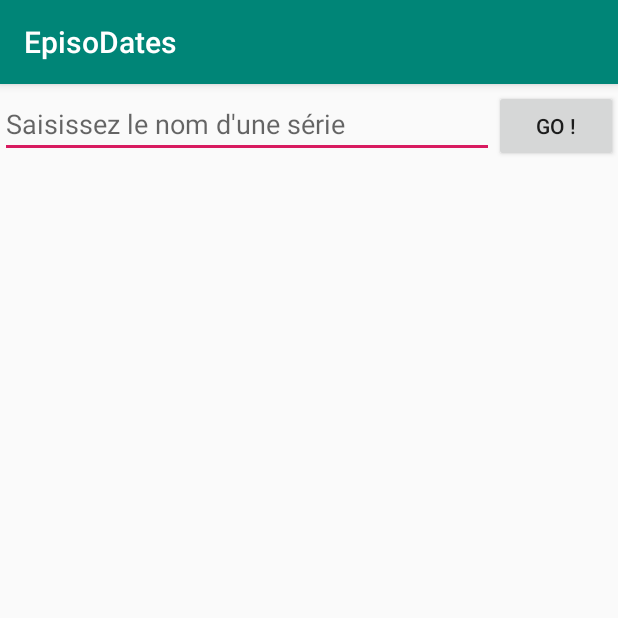
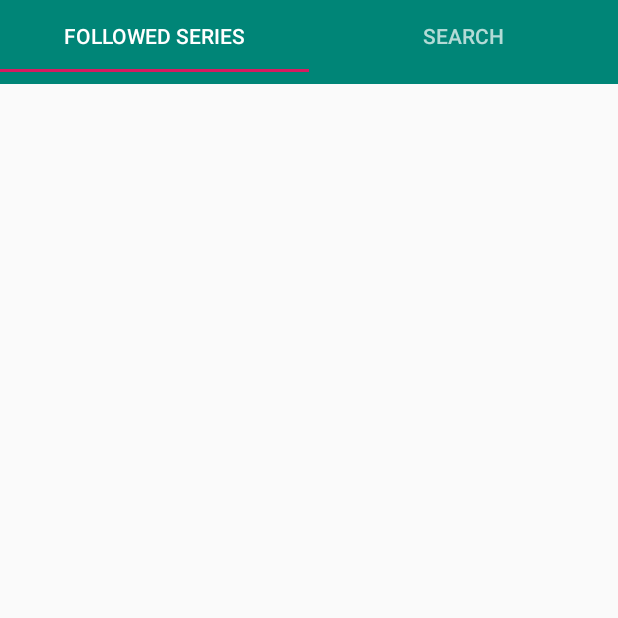
Before and after one commit to StephSako/EpisoDates, an Android app: the screen it shows after launch (SearchSerieActivity before the commit, MainActivity after it), on a phone screen of 412 x 824 dp, the top half of it. Run offline under Robolectric (Android 15) with nearby library versions, the light colour scheme and no system bars.

Commit message:
ViewPager implemented + followed_series activity created

```diff
--- a/app/src/main/AndroidManifest.xml
+++ b/app/src/main/AndroidManifest.xml
@@ -13,13 +13,11 @@
         android:supportsRtl="true"
         android:theme="@style/AppTheme"
         tools:ignore="GoogleAppIndexingWarning" >
-        <activity android:name=".view.activities.SearchSerieActivity">
+        <activity android:name=".view.activities.MainActivity">
             <intent-filter>
                 <action android:name="android.intent.action.MAIN" />
-
                 <category android:name="android.intent.category.LAUNCHER" />
             </intent-filter>
         </activity>
     </application>
-
 </manifest>
--- a/app/src/main/java/com/example/episodates/controller/SerieController.java
+++ b/app/src/main/java/com/example/episodates/controller/SerieController.java
@@ -4,7 +4,7 @@
 
 import com.example.episodates.model.response.Serie;
 import com.example.episodates.model.retrofit.Rest;
-import com.example.episodates.view.fragments.SearchedSerieFragment;
+import com.example.episodates.view.fragments.ResultSerieFragment;
 
 import java.util.Collections;
 
@@ -14,9 +14,9 @@
 
 public class SerieController {
 
-    private SearchedSerieFragment fragment;
+    private ResultSerieFragment fragment;
 
-    public SerieController(SearchedSerieFragment activity) {
+    public SerieController(ResultSerieFragment activity) {
         this.fragment = activity;
     }
 
--- /dev/null
+++ b/app/src/main/java/com/example/episodates/model/adapters/Adapter_ViewPager.java
@@ -0,0 +1,36 @@
+package com.example.episodates.model.adapters;
+
+import android.support.v4.app.Fragment;
+import android.support.v4.app.FragmentManager;
+import android.support.v4.app.FragmentStatePagerAdapter;
+
+import com.example.episodates.view.fragments.FollowedSeriesList;
+import com.example.episodates.view.fragments.SearchSerieFragment;
+
+public class Adapter_ViewPager extends FragmentStatePagerAdapter {
+
+    public Adapter_ViewPager(FragmentManager fm) {
+        super(fm);
+    }
+
+    @Override
+    public Fragment getItem(int position) {
+        switch (position){
+            case 0: return new FollowedSeriesList();
+            case 1: return new SearchSerieFragment();
+        }
+        return null;
+    }
+    @Override
+    public int getCount() {
+        return 2;
+    }
+    @Override
+    public CharSequence getPageTitle(int position) {
+        switch (position){
+            case 0: return "Followed series";
+            case 1: return "Search";
+            default: return null;
+        }
+    }
+}
--- /dev/null
+++ b/app/src/main/java/com/example/episodates/view/activities/MainActivity.java
@@ -0,0 +1,26 @@
+package com.example.episodates.view.activities;
+
+import android.annotation.SuppressLint;
+import android.os.Bundle;
+import android.support.design.widget.TabLayout;
+import android.support.v4.view.ViewPager;
+import android.support.v7.app.AppCompatActivity;
+
+import com.example.episodates.R;
+import com.example.episodates.model.adapters.Adapter_ViewPager;
+
+@SuppressLint("Registered")
+public class MainActivity extends AppCompatActivity {
+
+    @Override
+    protected void onCreate(Bundle savedInstanceState) {
+        super.onCreate(savedInstanceState);
+        setContentView(R.layout.main_activity);
+
+        ViewPager viewPager = findViewById(R.id.pager);
+        Adapter_ViewPager myPagerAdapter = new Adapter_ViewPager(getSupportFragmentManager());
+        viewPager.setAdapter(myPagerAdapter);
+        TabLayout tabLayout = findViewById(R.id.tablayout);
+        tabLayout.setupWithViewPager(viewPager);
+    }
+}
--- /dev/null
+++ b/app/src/main/java/com/example/episodates/view/fragments/FollowedSeriesList.java
@@ -0,0 +1,20 @@
+package com.example.episodates.view.fragments;
+
+import android.os.Bundle;
+import android.support.annotation.NonNull;
+import android.support.v4.app.Fragment;
+import android.view.LayoutInflater;
+import android.view.View;
+import android.view.ViewGroup;
+
+import com.example.episodates.R;
+
+public class FollowedSeriesList extends Fragment {
+
+    @Override
+    public View onCreateView(@NonNull LayoutInflater inflater, ViewGroup container, Bundle savedInstanceState) {
+        final View v = inflater.inflate(R.layout.searched_serie_fragment, container, false);
+
+        return v;
+    }
+}
--- a/app/src/main/java/com/example/episodates/view/activities/SearchSerieActivity.java
+++ b/app/src/main/java/com/example/episodates/view/fragments/SearchSerieFragment.java
@@ -1,40 +1,45 @@
-package com.example.episodates.view.activities;
+package com.example.episodates.view.fragments;
 
 import android.os.Bundle;
-import android.support.v7.app.AppCompatActivity;
+import android.support.annotation.NonNull;
+import android.support.v4.app.Fragment;
+import android.view.LayoutInflater;
 import android.view.View;
+import android.view.ViewGroup;
+import android.view.inputmethod.EditorInfo;
 import android.widget.Button;
 import android.widget.EditText;
 
 import com.example.episodates.R;
-import com.example.episodates.view.fragments.SearchedSerieFragment;
 
-public class SearchSerieActivity extends AppCompatActivity implements View.OnClickListener {
+public class SearchSerieFragment extends Fragment implements View.OnClickListener {
 
     public EditText ETNameSerie;
     public Button btnSearchSerie;
 
-    SearchedSerieFragment searchedSerieFragment;
+    ResultSerieFragment searchedSerieFragment;
     Bundle bundle = new Bundle();
 
-    @Override
-    protected void onCreate(Bundle savedInstanceState) {
-        super.onCreate(savedInstanceState);
-        setContentView(R.layout.search_serie_by_name_activity);
 
-        ETNameSerie = findViewById(R.id.input_name_serie);
+    public View onCreateView(@NonNull LayoutInflater inflater, ViewGroup container, Bundle savedInstanceState) {
+        final View v = inflater.inflate(R.layout.search_serie_fragment, container, false);
 
-        btnSearchSerie = findViewById(R.id.btnSearchSerie);
+        ETNameSerie = v.findViewById(R.id.input_name_serie);
+
+        btnSearchSerie = v.findViewById(R.id.btnSearchSerie);
         btnSearchSerie.setOnClickListener(this);
+
+        return v;
     }
 
     public void onClick(View v) {
         if (v.getId() == R.id.btnSearchSerie && !ETNameSerie.getText().toString().equals("")) {
-            searchedSerieFragment = SearchedSerieFragment.newInstance();
+            searchedSerieFragment = ResultSerieFragment.newInstance();
             bundle.putString("nameSerie", ETNameSerie.getText().toString());
             searchedSerieFragment.setArguments(bundle);
+            ETNameSerie.onEditorAction(EditorInfo.IME_ACTION_DONE);
 
-            getSupportFragmentManager().beginTransaction().replace(R.id.searchedSerieFragment,searchedSerieFragment).commit();
+            getChildFragmentManager().beginTransaction().replace(R.id.searchedSerieFragment, searchedSerieFragment).commit();
         }
     }
 
--- /dev/null
+++ b/app/src/main/res/layout/main_activity.xml
@@ -0,0 +1,26 @@
+<?xml version="1.0" encoding="utf-8"?>
+<LinearLayout xmlns:android="http://schemas.android.com/apk/res/android"
+    android:layout_width="match_parent"
+    android:layout_height="match_parent"
+    xmlns:tools="http://schemas.android.com/tools"
+    tools:context=".view.activities.MainActivity"
+    android:orientation="vertical">
+
+    <android.support.design.widget.TabLayout
+        android:layout_width="match_parent"
+        android:layout_height="wrap_content"
+        android:id="@+id/tablayout"
+        android:background="@color/colorPrimary"
+        android:minHeight="?attr/actionBarSize"
+        android:theme="@style/ThemeOverlay.AppCompat.Dark.ActionBar">
+
+    </android.support.design.widget.TabLayout>
+
+    <android.support.v4.view.ViewPager
+        android:layout_width="match_parent"
+        android:layout_height="fill_parent"
+        android:id="@+id/pager">
+
+    </android.support.v4.view.ViewPager>
+
+</LinearLayout>
--- a/app/src/main/res/layout/search_serie_by_name_activity.xml
+++ b/app/src/main/res/layout/search_serie_fragment.xml
@@ -5,7 +5,7 @@
     xmlns:tools="http://schemas.android.com/tools"
     android:id="@+id/searchseriebynameactivity"
     android:orientation="vertical"
-    tools:context="com.example.episodates.view.activities.SearchSerieActivity"
+    tools:context="com.example.episodates.view.fragments.SearchSerieFragment"
     tools:ignore="ExtraText">
 
     <LinearLayout
--- a/app/src/main/res/layout/searched_serie_fragment.xml
+++ b/app/src/main/res/layout/searched_serie_fragment.xml
@@ -2,7 +2,7 @@
 <ScrollView android:layout_width="match_parent"
     android:layout_height="match_parent"
     tools:ignore="ScrollViewCount,UselessParent"
-    tools:context="com.example.episodates.view.fragments.SearchedSerieFragment"
+    tools:context="com.example.episodates.view.fragments.ResultSerieFragment"
     xmlns:tools="http://schemas.android.com/tools"
     xmlns:android="http://schemas.android.com/apk/res/android">
 
--- a/app/src/main/res/values/styles.xml
+++ b/app/src/main/res/values/styles.xml
@@ -1,7 +1,7 @@
 <resources>
 
     <!-- Base application theme. -->
-    <style name="AppTheme" parent="Theme.AppCompat.Light.DarkActionBar">
+    <style name="AppTheme" parent="Theme.AppCompat.Light.NoActionBar">
         <!-- Customize your theme here. -->
         <item name="colorPrimary">@color/colorPrimary</item>
         <item name="colorPrimaryDark">@color/colorPrimaryDark</item>
```
Also changed, not shown: app/src/main/java/com/example/episodates/model/adapters/AdapterRV_Episodes.java (renamed from app/src/main/java/com/example/episodates/model/recyclerview/AdapterRV_FuturesEpisodes.java, +6 -6 lines), app/src/main/java/com/example/episodates/view/fragments/ResultSerieFragment.java (renamed from app/src/main/java/com/example/episodates/view/fragments/SearchedSerieFragment.java, +5 -7 lines).
